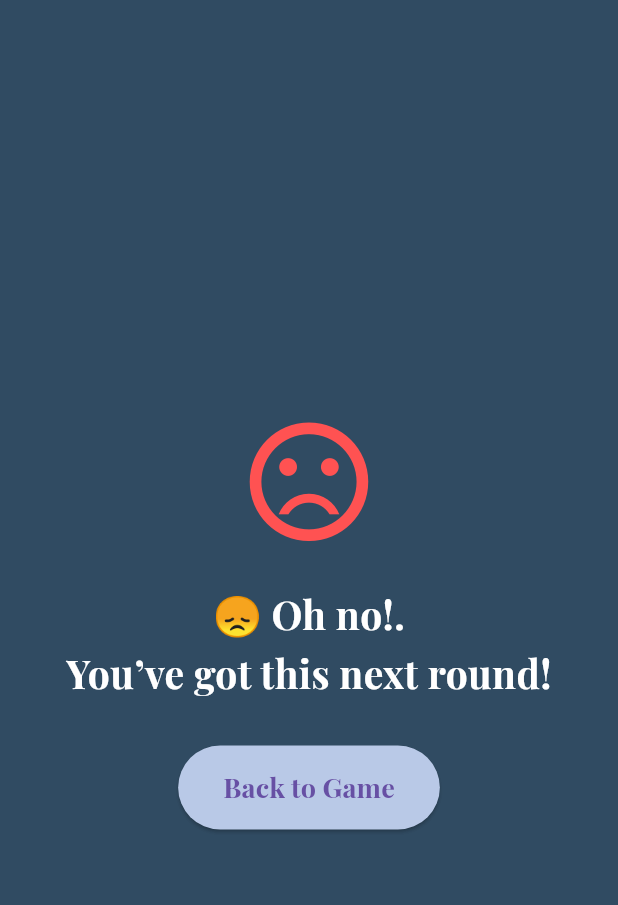
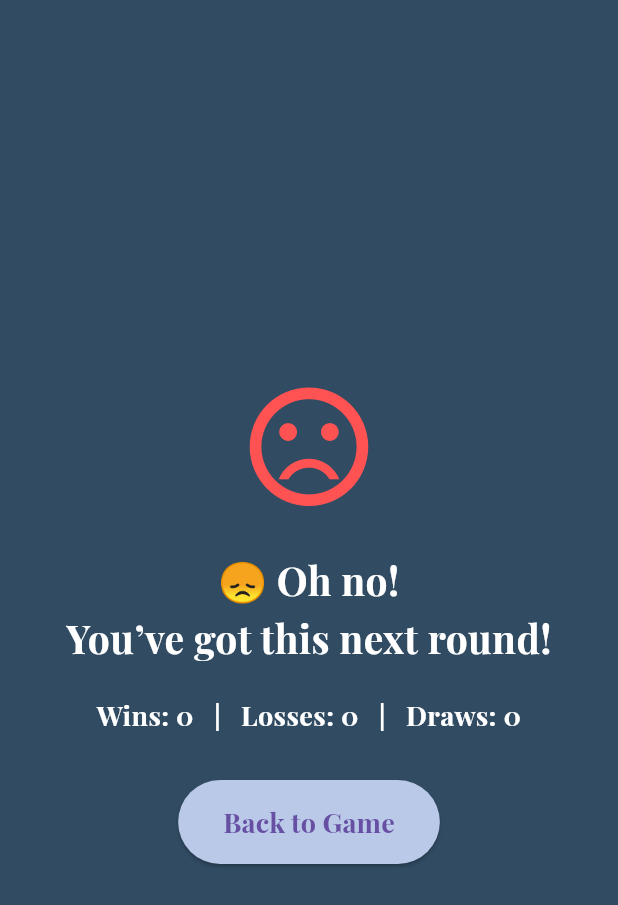
Before and after one commit to ArunodhKithmal/Tic_Tac_Toe, a Flutter app: the VictoryScreen screen opened directly with empty values, on a phone screen of 412 x 824 dp. Shown: the top 905 px of the screen. Run offline on Flutter 3.47's test engine with Material 3 defaults, Android fonts, the phone set to English and light mode, and no system bars; our stand-ins replace shared_preferences; accounts and stored records are empty.

Commit message:
Fix: Immediate stats update and VictoryScreen improvements

```diff
--- a/lib/main.dart
+++ b/lib/main.dart
@@ -212,7 +212,7 @@ class _GameScreenState extends State<GameScreen> {
           board[combo[1]][0] == 'X' &&
           board[combo[2]][0] == 'X') {
         setState(() {
-          resultText = "congratulations! 🎉 \n$firstPlayerName \nyou win!";
+          resultText = "congratulations!🎉 $firstPlayerName \nYou win!";
           gameOver = true;
           if (gameMode != 'multiplayer') {
             wins++;
@@ -223,8 +223,14 @@ class _GameScreenState extends State<GameScreen> {
           Navigator.push(
             context,
             MaterialPageRoute(
-              builder: (context) =>
-                  VictoryScreen(winnerText: resultText, isPlayerWin: true),
+              builder: (context) => VictoryScreen(
+                winnerText: resultText,
+                isPlayerWin: true, // or false
+                isDraw: false, // only if draw
+                wins: wins,
+                losses: losses,
+                draws: draws,
+              ),
             ),
           );
         });
@@ -235,7 +241,7 @@ class _GameScreenState extends State<GameScreen> {
           board[combo[2]][0] == 'O') {
         setState(() {
           resultText = gameMode == 'multiplayer'
-              ? 'congratulations! 🎉 \n$secondPlayerName \nyou win!'
+              ? 'congratulations!🎉 $secondPlayerName \nYou win!'
               : '😞 Bad luck! You lost.\nTry again next time!';
           gameOver = true;
           if (gameMode != 'multiplayer') {
@@ -248,8 +254,16 @@ class _GameScreenState extends State<GameScreen> {
           Navigator.push(
             context,
             MaterialPageRoute(
-              builder: (context) =>
-                  VictoryScreen(winnerText: resultText, isPlayerWin: true),
+              builder: (context) => VictoryScreen(
+                winnerText: resultText,
+                isPlayerWin: gameMode == 'multiplayer'
+                    ? true
+                    : false, // or false
+                isDraw: false, // only if draw
+                wins: wins,
+                losses: losses,
+                draws: draws,
+              ),
             ),
           );
         });
@@ -266,6 +280,21 @@ class _GameScreenState extends State<GameScreen> {
           draws++;
           saveStats();
         }
+      });
+      Future.delayed(Duration(milliseconds: 500), () {
+        Navigator.push(
+          context,
+          MaterialPageRoute(
+            builder: (context) => VictoryScreen(
+              winnerText: resultText,
+              isPlayerWin: true, // or false
+              isDraw: true, // only if draw
+              wins: wins,
+              losses: losses,
+              draws: draws, // 🎯 Add this
+            ),
+          ),
+        );
       });
     }
   }
@@ -710,7 +739,7 @@ class _GameScreenState extends State<GameScreen> {
     return Scaffold(
       appBar: AppBar(
         toolbarHeight: 90,
-        backgroundColor: const Color.fromARGB(255, 59, 83, 128),
+        backgroundColor: const Color.fromARGB(255, 12, 44, 70),
         centerTitle: true,
         title: Text(
           'Tic Tac Toe',
@@ -857,7 +886,7 @@ class _GameScreenState extends State<GameScreen> {
                       ),
                     ),
                   ),
-                  if (gameOver)
+                  if (gameOver) ...[
                     Text(
                       resultText,
                       style: TextStyle(
@@ -866,6 +895,18 @@ class _GameScreenState extends State<GameScreen> {
                         color: Colors.yellowAccent,
                       ),
                     ),
+                    SizedBox(height: 10),
+                    Text(
+                      'Wins: $wins   |   Losses: $losses   |   Draws: $draws',
+                      style: TextStyle(
+                        fontSize: 18,
+                        fontWeight: FontWeight.bold,
+                        color: Colors.white,
+                      ),
+                      textAlign: TextAlign.center,
+                    ),
+                  ],
+
                   Visibility(
                     visible: hasFirstMove && !gameOver,
                     child: Container(
@@ -985,12 +1026,21 @@ class _GameScreenState extends State<GameScreen> {
 
 class VictoryScreen extends StatelessWidget {
   final String winnerText;
-  final bool isPlayerWin; // New flag
+  final bool isPlayerWin;
+  final bool isDraw;
+  final int wins;
+  final int losses;
+  final int draws;
+  // New flag
 
   const VictoryScreen({
     super.key,
     required this.winnerText,
     required this.isPlayerWin,
+    required this.wins,
+    required this.losses,
+    required this.draws,
+    this.isDraw = false,
   });
 
   @override
@@ -1007,19 +1057,28 @@ class VictoryScreen extends StatelessWidget {
               builder: (context, value, child) {
                 return Transform.scale(scale: value, child: child);
               },
+
               child: Icon(
-                isPlayerWin
+                isDraw
+                    ? Icons.handshake
+                    : isPlayerWin
                     ? Icons.emoji_events
                     : Icons.sentiment_very_dissatisfied,
                 size: 100,
-                color: isPlayerWin ? Colors.amberAccent : Colors.redAccent,
+                color: isDraw
+                    ? Colors.orangeAccent
+                    : isPlayerWin
+                    ? Colors.amberAccent
+                    : Colors.redAccent,
               ),
             ),
             SizedBox(height: 20),
             Text(
-              isPlayerWin
+              isDraw
+                  ? "🤝 It's a draw!\nWell played both!"
+                  : isPlayerWin
                   ? winnerText
-                  : "😞 Oh no!.\nYou’ve got this next round!",
+                  : "😞 Oh no!\nYou’ve got this next round!",
               style: TextStyle(
                 fontSize: 26,
                 fontWeight: FontWeight.bold,
@@ -1028,7 +1087,19 @@ class VictoryScreen extends StatelessWidget {
               ),
               textAlign: TextAlign.center,
             ),
-            SizedBox(height: 30),
+            SizedBox(height: 20), // ⬅ spacing before stats
+            Text(
+              'Wins: $wins   |   Losses: $losses   |   Draws: $draws',
+              style: TextStyle(
+                fontSize: 18,
+                fontWeight: FontWeight.bold,
+                color: Colors.white,
+                fontFamily: 'PlayfairDisplay',
+              ),
+              textAlign: TextAlign.center,
+            ),
+            SizedBox(height: 30), // ⬅ spacing before button
+
             ElevatedButton(
               onPressed: () {
                 Navigator.pop(context);
```
